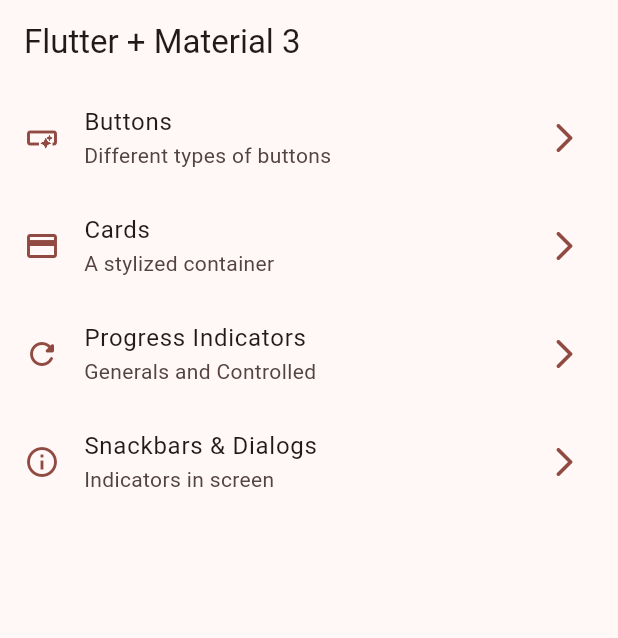
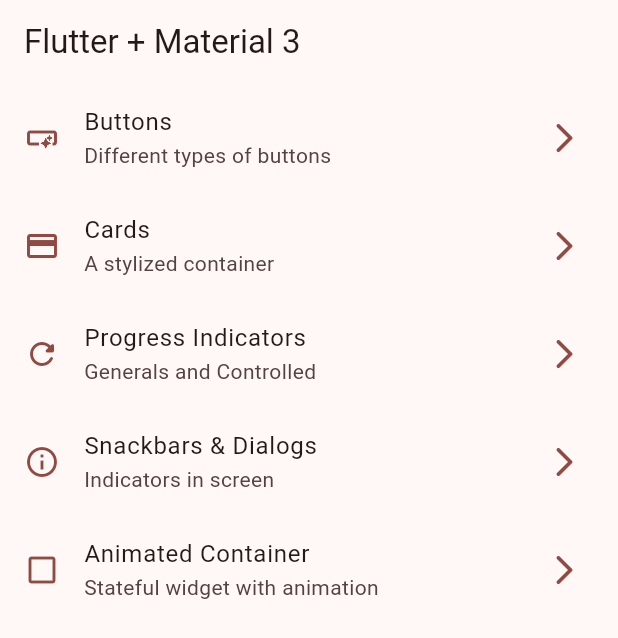
Before and after one commit to CosmicTiger/widgets_app, a Flutter app: the screen it shows after launch, on a phone screen of 412 x 824 dp. Shown: the top 638 px of the screen. Run offline on Flutter 3.47's test engine with Material 3 defaults, Android fonts, the phone set to English and light mode, and no system bars; our stand-ins replace go_router.

Commit message:
✨ feature: add animated container sceren

```diff
--- a/lib/config/menu/menu_items.dart
+++ b/lib/config/menu/menu_items.dart
@@ -41,4 +41,10 @@ var appMenuItems = <MenuItem>[
     link: '/snackbars',
     icon: Icons.info_outline,
   ),
+  MenuItem(
+    title: 'Animated Container',
+    subTitle: 'Stateful widget with animation',
+    link: '/animated',
+    icon: Icons.check_box_outline_blank,
+  ),
 ];
--- a/lib/config/router/app_router.dart
+++ b/lib/config/router/app_router.dart
@@ -25,4 +25,9 @@ final appRouter = GoRouter(initialLocation: '/', routes: [
     name: SnackbarScreen.name,
     builder: (context, state) => SnackbarScreen(),
   ),
+  GoRoute(
+    path: '/animated',
+    name: AnimatedScreen.name,
+    builder: (context, state) => AnimatedScreen(),
+  ),
 ]);
```
Also changed, not shown: lib/presentation/screens/animated/animated_screen.dart (+63 -2 lines).
